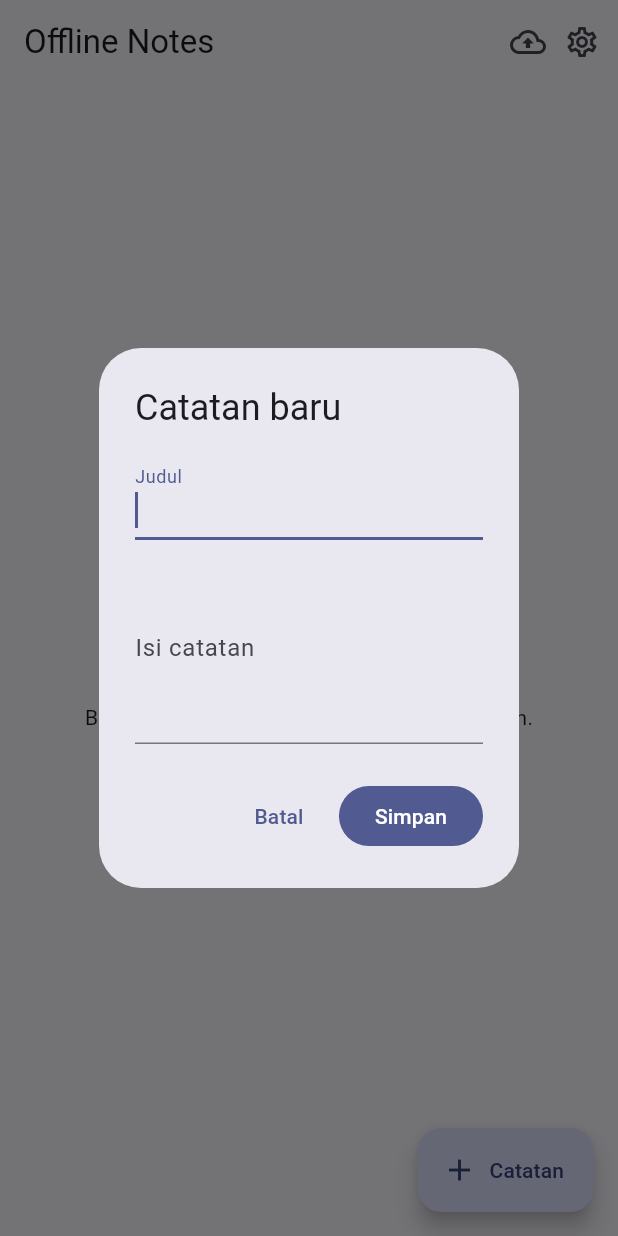
After one commit to novalrnv/244107020210-mobile-course, a Flutter app: the screen it shows after launch, after a tap on "Catatan", on a phone screen of 412 x 824 dp. The commit adds this screen. Run offline on Flutter 3.47's test engine with Material 3 defaults, Android fonts, the phone set to English and light mode, and no system bars; our stand-ins replace camera, flutter_riverpod, geolocator, just_audio, shared_preferences, sqflite; accounts and stored records are empty.

Commit message:
feat(notes): halaman catatan offline dengan Riverpod

```diff
--- a/07-week-7/week5_offline_notes/lib/main.dart
+++ b/07-week-7/week5_offline_notes/lib/main.dart
@@ -1,7 +1,7 @@
 import 'package:flutter/material.dart';
 import 'package:flutter_riverpod/flutter_riverpod.dart';
 
-import 'pages/settings_page.dart';
+import 'pages/notes_page.dart';
 import 'providers/prefs_providers.dart';
 
 void main() {
@@ -28,7 +28,7 @@ class OfflineNotesApp extends ConsumerWidget {
         brightness: Brightness.dark,
       ),
       themeMode: isDark ? ThemeMode.dark : ThemeMode.light,
-      home: const SettingsPage(), // diganti NotesPage pada Praktikum 3
+      home: const NotesPage(), // diganti NotesPage pada Praktikum 3
     );
   }
 }
--- /dev/null
+++ b/07-week-7/week5_offline_notes/lib/pages/notes_page.dart
@@ -0,0 +1,145 @@
+import 'package:flutter/material.dart';
+import 'package:flutter_riverpod/flutter_riverpod.dart';
+
+import '../data/local/note.dart';
+import '../providers/note_providers.dart';
+import '../widgets/note_form_dialog.dart';
+import 'settings_page.dart';
+
+class NotesPage extends ConsumerWidget {
+  const NotesPage({super.key});
+
+  Future<void> _openForm(
+    BuildContext context,
+    WidgetRef ref, [
+    Note? note,
+  ]) async {
+    final result = await showDialog<NoteFormResult>(
+      context: context,
+      builder: (_) => NoteFormDialog(initial: note),
+    );
+    if (result == null) return; // dibatalkan
+    final actions = ref.read(noteActionsProvider);
+    if (note == null) {
+      await actions.add(result.title, result.body);
+    } else {
+      await actions.update(
+        note.copyWith(title: result.title, body: result.body),
+      );
+    }
+  }
+
+  @override
+  Widget build(BuildContext context, WidgetRef ref) {
+    final notesAsync = ref.watch(notesProvider);
+    final dirty = ref.watch(dirtyCountProvider).value ?? 0;
+
+    return Scaffold(
+      appBar: AppBar(
+        title: const Text('Offline Notes'),
+        actions: [
+          Tooltip(
+            message: 'Catatan belum tersinkron',
+            child: Badge(
+              isLabelVisible: dirty > 0,
+              label: Text('$dirty'),
+              child: const Icon(Icons.cloud_upload_outlined),
+            ),
+          ),
+          IconButton(
+            tooltip: 'Pengaturan',
+            icon: const Icon(Icons.settings_outlined),
+            onPressed: () => Navigator.of(context).push(
+              MaterialPageRoute(builder: (_) => const SettingsPage()),
+            ),
+          ),
+        ],
+      ),
+      body: notesAsync.when(
+        loading: () => const Center(child: CircularProgressIndicator()),
+        error: (e, _) => _ErrorView(
+          message: 'Gagal membaca database: $e',
+          onRetry: () => ref.invalidate(notesProvider),
+        ),
+        data: (notes) {
+          if (notes.isEmpty) return const _EmptyView();
+          return ListView.separated(
+            itemCount: notes.length,
+            separatorBuilder: (context, index) => const Divider(height: 1),
+            itemBuilder: (context, index) {
+              final note = notes[index];
+              return ListTile(
+                leading: Icon(
+                  note.dirty ? Icons.cloud_off : Icons.cloud_done,
+                  color: note.dirty ? Colors.orange : Colors.green,
+                ),
+                title: Text(note.title),
+                subtitle: Text(
+                  note.body.isEmpty ? '(tanpa isi)' : note.body,
+                  maxLines: 1,
+                  overflow: TextOverflow.ellipsis,
+                ),
+                onTap: () => _openForm(context, ref, note),
+                trailing: IconButton(
+                  tooltip: 'Hapus',
+                  icon: const Icon(Icons.delete_outline),
+                  onPressed: () =>
+                      ref.read(noteActionsProvider).delete(note.id!),
+                ),
+              );
+            },
+          );
+        },
+      ),
+      floatingActionButton: FloatingActionButton.extended(
+        onPressed: () => _openForm(context, ref),
+        icon: const Icon(Icons.add),
+        label: const Text('Catatan'),
+      ),
+    );
+  }
+}
+
+class _EmptyView extends StatelessWidget {
+  const _EmptyView();
+
+  @override
+  Widget build(BuildContext context) {
+    return const Center(
+      child: Column(
+        mainAxisSize: MainAxisSize.min,
+        children: [
+          Icon(Icons.note_alt_outlined, size: 64),
+          SizedBox(height: 12),
+          Text('Belum ada catatan. Tekan + untuk menambah.'),
+        ],
+      ),
+    );
+  }
+}
+
+class _ErrorView extends StatelessWidget {
+  const _ErrorView({required this.message, required this.onRetry});
+
+  final String message;
+  final VoidCallback onRetry;
+
+  @override
+  Widget build(BuildContext context) {
+    return Center(
+      child: Padding(
+        padding: const EdgeInsets.all(24),
+        child: Column(
+          mainAxisSize: MainAxisSize.min,
+          children: [
+            const Icon(Icons.error_outline, size: 48),
+            const SizedBox(height: 12),
+            Text(message, textAlign: TextAlign.center),
+            const SizedBox(height: 12),
+            FilledButton(onPressed: onRetry, child: const Text('Coba lagi')),
+          ],
+        ),
+      ),
+    );
+  }
+}
--- /dev/null
+++ b/07-week-7/week5_offline_notes/lib/widgets/note_form_dialog.dart
@@ -0,0 +1,70 @@
+import 'package:flutter/material.dart';
+
+import '../data/local/note.dart';
+
+typedef NoteFormResult = ({String title, String body});
+
+class NoteFormDialog extends StatefulWidget {
+  const NoteFormDialog({super.key, this.initial});
+
+  final Note? initial;
+
+  @override
+  State<NoteFormDialog> createState() => _NoteFormDialogState();
+}
+
+class _NoteFormDialogState extends State<NoteFormDialog> {
+  late final TextEditingController _title =
+      TextEditingController(text: widget.initial?.title ?? '');
+  late final TextEditingController _body =
+      TextEditingController(text: widget.initial?.body ?? '');
+  String? _error;
+
+  @override
+  void dispose() {
+    _title.dispose();
+    _body.dispose();
+    super.dispose();
+  }
+
+  void _submit() {
+    final title = _title.text.trim();
+    if (title.isEmpty) {
+      setState(() => _error = 'Judul wajib diisi');
+      return;
+    }
+    Navigator.of(context).pop<NoteFormResult>(
+      (title: title, body: _body.text.trim()),
+    );
+  }
+
+  @override
+  Widget build(BuildContext context) {
+    return AlertDialog(
+      title: Text(widget.initial == null ? 'Catatan baru' : 'Ubah catatan'),
+      content: Column(
+        mainAxisSize: MainAxisSize.min,
+        children: [
+          TextField(
+            controller: _title,
+            autofocus: true,
+            decoration: InputDecoration(labelText: 'Judul', errorText: _error),
+          ),
+          const SizedBox(height: 8),
+          TextField(
+            controller: _body,
+            maxLines: 4,
+            decoration: const InputDecoration(labelText: 'Isi catatan'),
+          ),
+        ],
+      ),
+      actions: [
+        TextButton(
+          onPressed: () => Navigator.of(context).pop(),
+          child: const Text('Batal'),
+        ),
+        FilledButton(onPressed: _submit, child: const Text('Simpan')),
+      ],
+    );
+  }
+}
```
Also changed, not shown: 07-week-7/week5_offline_notes/lib/providers/note_providers.dart (added, +47 -0 lines).
